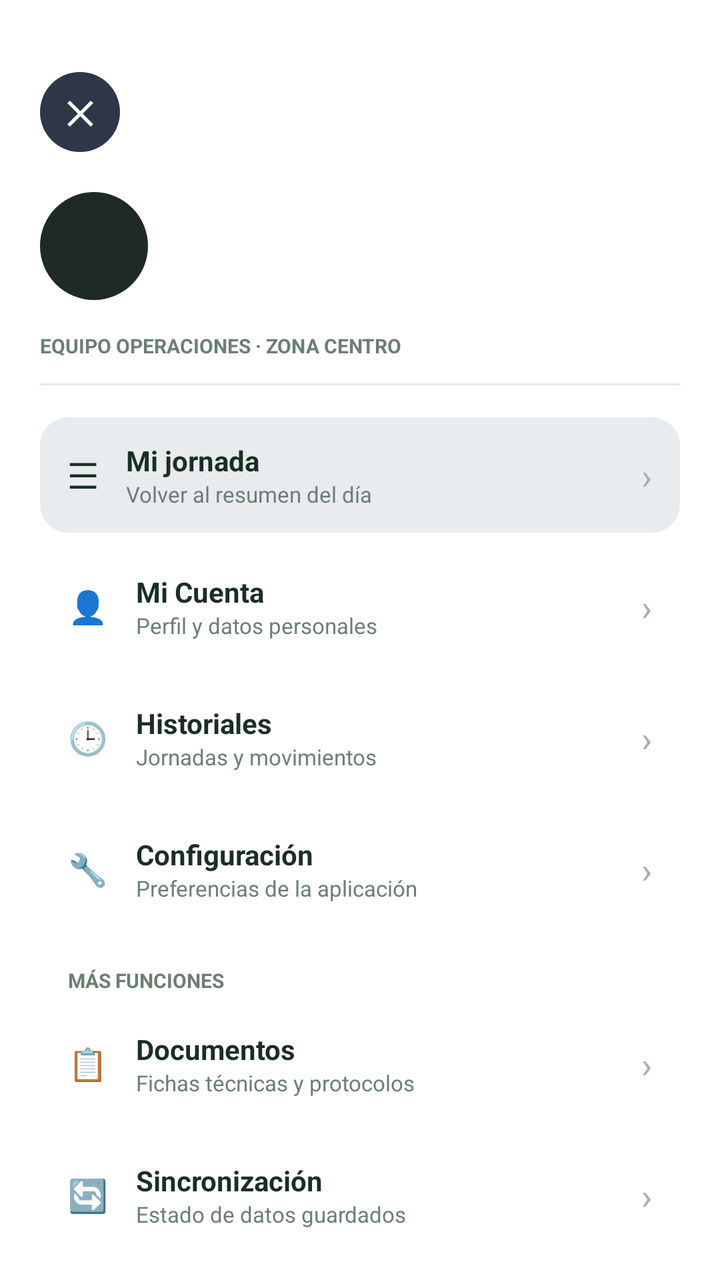
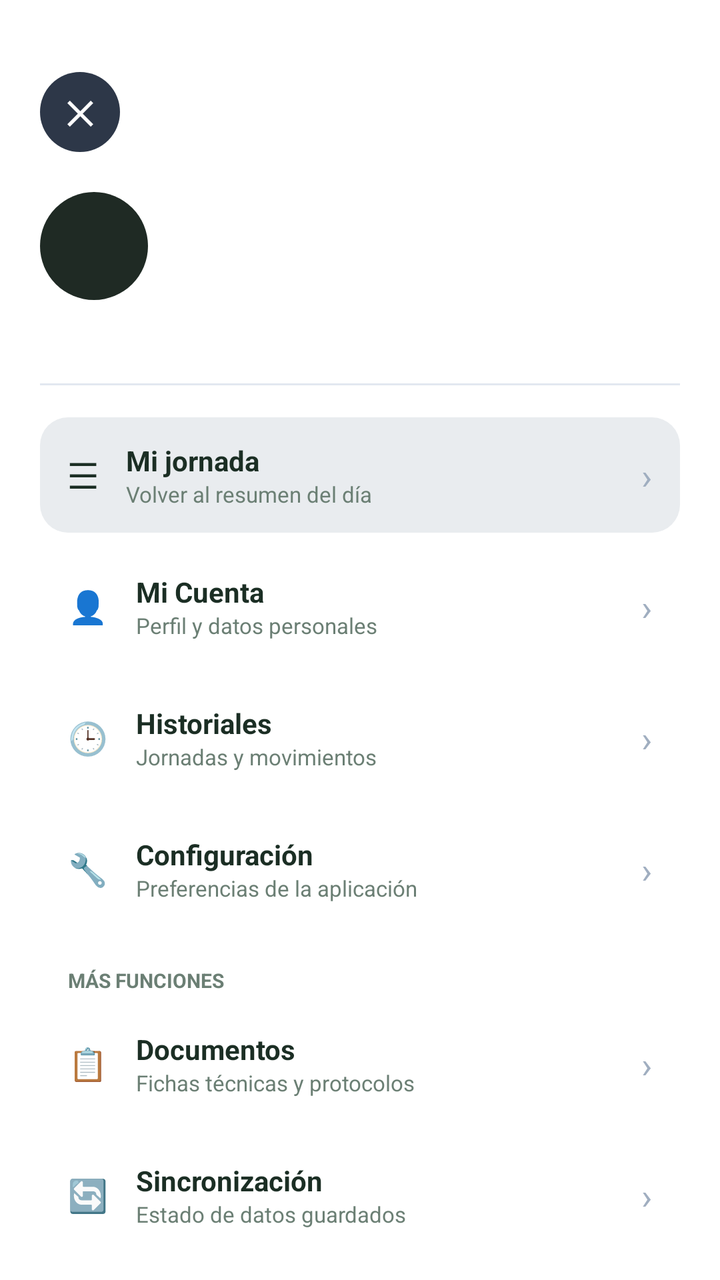

Screens rendered from an Android XML layout before and after an edit, with the pre-edit source and the edit as a unified diff.
<!-- AndroidManifest.xml: application theme Theme.DesiertoTarapaca -->
<!-- res/layout/nav_drawer_menu.xml -->
<?xml version="1.0" encoding="utf-8"?>
<LinearLayout xmlns:android="http://schemas.android.com/apk/res/android"
    android:layout_width="300dp"
    android:layout_height="match_parent"
    android:layout_gravity="start"
    android:background="#FFFFFF"
    android:orientation="vertical"
    android:paddingHorizontal="20dp"
    android:paddingTop="36dp"
    android:paddingBottom="24dp">

    <RelativeLayout
        android:id="@+id/btnCerrarDrawer"
        android:layout_width="40dp"
        android:layout_height="40dp"
        android:background="@drawable/bg_avatar_circle"
        android:backgroundTint="#2D3748"
        android:clickable="true"
        android:focusable="true">

        <TextView
            android:layout_width="wrap_content"
            android:layout_height="wrap_content"
            android:layout_centerInParent="true"
            android:text="✕"
            android:textColor="#FFFFFF"
            android:textSize="16sp"
            android:textStyle="bold" />
    </RelativeLayout>

    <LinearLayout
        android:layout_width="match_parent"
        android:layout_height="wrap_content"
        android:layout_marginTop="20dp"
        android:gravity="center_vertical"
        android:orientation="horizontal">

        <RelativeLayout
            android:layout_width="54dp"
            android:layout_height="54dp"
            android:background="@drawable/bg_avatar_circle">

            <TextView
                android:id="@+id/tvAvatarIniciales"
                android:layout_width="wrap_content"
                android:layout_height="wrap_content"
                android:layout_centerInParent="true"
                android:textColor="#FFFFFF"
                android:textSize="16sp"
                android:textStyle="bold" />
        </RelativeLayout>

        <LinearLayout
            android:layout_width="wrap_content"
            android:layout_height="wrap_content"
            android:layout_marginStart="14dp"
            android:orientation="vertical">

            <TextView
                android:id="@+id/tvNombreUsuario"
                android:layout_width="wrap_content"
                android:layout_height="wrap_content"
                android:textColor="#1B2E24"
                android:textSize="16sp"
                android:textStyle="bold" />

            <TextView
                android:id="@+id/tvCargoUsuario"
                android:layout_width="wrap_content"
                android:layout_height="wrap_content"
                android:layout_marginTop="2dp"
                android:textColor="#6B7F74"
                android:textSize="12sp" />
        </LinearLayout>
    </LinearLayout>

    <TextView
        android:layout_width="wrap_content"
        android:layout_height="wrap_content"
        android:layout_marginTop="16dp"
        android:text="EQUIPO OPERACIONES · ZONA CENTRO"
        android:textColor="#6B7F74"
        android:textSize="10sp"
        android:textStyle="bold" />

    <View
        android:layout_width="match_parent"
        android:layout_height="1dp"
        android:layout_marginTop="12dp"
        android:layout_marginBottom="16dp"
        android:background="#E2E8F0" />

    <ScrollView
        android:layout_width="match_parent"
        android:layout_height="0dp"
        android:layout_weight="1"
        android:scrollbars="none">

        <LinearLayout
            android:layout_width="match_parent"
            android:layout_height="wrap_content"
            android:orientation="vertical">

            <LinearLayout
                android:id="@+id/navItemMiJornada"
                android:layout_width="match_parent"
                android:layout_height="wrap_content"
                android:background="@drawable/bg_nav_item_selected"
                android:clickable="true"
                android:focusable="true"
                android:gravity="center_vertical"
                android:orientation="horizontal"
                android:paddingHorizontal="14dp"
                android:paddingVertical="12dp">

                <TextView
                    android:layout_width="wrap_content"
                    android:layout_height="wrap_content"
                    android:text="☰"
                    android:textColor="#1B2E24"
                    android:textSize="18sp" />

                <LinearLayout
                    android:layout_width="0dp"
                    android:layout_height="wrap_content"
                    android:layout_marginStart="14dp"
                    android:layout_weight="1"
                    android:orientation="vertical">

                    <TextView
                        android:layout_width="wrap_content"
                        android:layout_height="wrap_content"
                        android:text="Mi jornada"
                        android:textColor="#1B2E24"
                        android:textSize="14sp"
                        android:textStyle="bold" />

                    <TextView
                        android:layout_width="wrap_content"
                        android:layout_height="wrap_content"
                        android:text="Volver al resumen del día"
                        android:textColor="#6B7F74"
                        android:textSize="11sp" />
                </LinearLayout>

                <TextView
                    android:layout_width="wrap_content"
                    android:layout_height="wrap_content"
                    android:text="›"
                    android:textColor="#A0AEC0"
                    android:textSize="18sp" />
            </LinearLayout>

            <LinearLayout
                android:id="@+id/navItemMiCuenta"
                android:layout_width="match_parent"
                android:layout_height="wrap_content"
                android:layout_marginTop="8dp"
                android:clickable="true"
                android:focusable="true"
                android:gravity="center_vertical"
                android:orientation="horizontal"
                android:paddingHorizontal="14dp"
                android:paddingVertical="12dp">

                <TextView
                    android:layout_width="wrap_content"
                    android:layout_height="wrap_content"
                    android:text="👤"
                    android:textSize="16sp" />

                <LinearLayout
                    android:layout_width="0dp"
                    android:layout_height="wrap_content"
                    android:layout_marginStart="14dp"
                    android:layout_weight="1"
                    android:orientation="vertical">

                    <TextView
                        android:layout_width="wrap_content"
                        android:layout_height="wrap_content"
                        android:text="Mi Cuenta"
                        android:textColor="#1B2E24"
                        android:textSize="14sp"
                        android:textStyle="bold" />

                    <TextView
                        android:layout_width="wrap_content"
                        android:layout_height="wrap_content"
                        android:text="Perfil y datos personales"
                        android:textColor="#6B7F74"
                        android:textSize="11sp" />
                </LinearLayout>

                <TextView
                    android:layout_width="wrap_content"
                    android:layout_height="wrap_content"
                    android:text="›"
                    android:textColor="#A0AEC0"
                    android:textSize="18sp" />
            </LinearLayout>

            <LinearLayout
                android:id="@+id/navItemHistoriales"
                android:layout_width="match_parent"
                android:layout_height="wrap_content"
                android:layout_marginTop="8dp"
                android:clickable="true"
                android:focusable="true"
                android:gravity="center_vertical"
                android:orientation="horizontal"
                android:paddingHorizontal="14dp"
                android:paddingVertical="12dp">

                <TextView
                    android:layout_width="wrap_content"
                    android:layout_height="wrap_content"
                    android:text="🕒"
                    android:textSize="16sp" />

                <LinearLayout
                    android:layout_width="0dp"
                    android:layout_height="wrap_content"
                    android:layout_marginStart="14dp"
                    android:layout_weight="1"
                    android:orientation="vertical">

                    <TextView
                        android:layout_width="wrap_content"
                        android:layout_height="wrap_content"
                        android:text="Historiales"
                        android:textColor="#1B2E24"
                        android:textSize="14sp"
                        android:textStyle="bold" />

                    <TextView
                        android:layout_width="wrap_content"
                        android:layout_height="wrap_content"
                        android:text="Jornadas y movimientos"
                        android:textColor="#6B7F74"
                        android:textSize="11sp" />
                </LinearLayout>

                <TextView
                    android:layout_width="wrap_content"
                    android:layout_height="wrap_content"
                    android:text="›"
                    android:textColor="#A0AEC0"
                    android:textSize="18sp" />
            </LinearLayout>

            <LinearLayout
                android:id="@+id/navItemConfiguracion"
                android:layout_width="match_parent"
                android:layout_height="wrap_content"
                android:layout_marginTop="8dp"
                android:clickable="true"
                android:focusable="true"
                android:gravity="center_vertical"
                android:orientation="horizontal"
                android:paddingHorizontal="14dp"
                android:paddingVertical="12dp">

                <TextView
                    android:layout_width="wrap_content"
                    android:layout_height="wrap_content"
                    android:text="🔧"
                    android:textSize="16sp" />

                <LinearLayout
                    android:layout_width="0dp"
                    android:layout_height="wrap_content"
                    android:layout_marginStart="14dp"
                    android:layout_weight="1"
                    android:orientation="vertical">

                    <TextView
                        android:layout_width="wrap_content"
                        android:layout_height="wrap_content"
                        android:text="Configuración"
                        android:textColor="#1B2E24"
                        android:textSize="14sp"
                        android:textStyle="bold" />

                    <TextView
                        android:layout_width="wrap_content"
                        android:layout_height="wrap_content"
                        android:text="Preferencias de la aplicación"
                        android:textColor="#6B7F74"
                        android:textSize="11sp" />
                </LinearLayout>

                <TextView
                    android:layout_width="wrap_content"
                    android:layout_height="wrap_content"
                    android:text="›"
                    android:textColor="#A0AEC0"
                    android:textSize="18sp" />
            </LinearLayout>

            <TextView
                android:layout_width="wrap_content"
                android:layout_height="wrap_content"
                android:layout_marginStart="14dp"
                android:layout_marginTop="20dp"
                android:layout_marginBottom="6dp"
                android:text="MÁS FUNCIONES"
                android:textColor="#6B7F74"
                android:textSize="10sp"
                android:textStyle="bold" />

            <LinearLayout
                android:id="@+id/navItemDocumentos"
                android:layout_width="match_parent"
                android:layout_height="wrap_content"
                android:clickable="true"
                android:focusable="true"
                android:gravity="center_vertical"
                android:orientation="horizontal"
                android:paddingHorizontal="14dp"
                android:paddingVertical="12dp">

                <TextView
                    android:layout_width="wrap_content"
                    android:layout_height="wrap_content"
                    android:text="📋"
                    android:textSize="16sp" />

                <LinearLayout
                    android:layout_width="0dp"
                    android:layout_height="wrap_content"
                    android:layout_marginStart="14dp"
                    android:layout_weight="1"
                    android:orientation="vertical">

                    <TextView
                        android:layout_width="wrap_content"
                        android:layout_height="wrap_content"
                        android:text="Documentos"
                        android:textColor="#1B2E24"
                        android:textSize="14sp"
                        android:textStyle="bold" />

                    <TextView
                        android:layout_width="wrap_content"
                        android:layout_height="wrap_content"
                        android:text="Fichas técnicas y protocolos"
                        android:textColor="#6B7F74"
                        android:textSize="11sp" />
                </LinearLayout>

                <TextView
                    android:layout_width="wrap_content"
                    android:layout_height="wrap_content"
                    android:text="›"
                    android:textColor="#A0AEC0"
                    android:textSize="18sp" />
            </LinearLayout>

            <LinearLayout
                android:id="@+id/navItemSincronizacion"
                android:layout_width="match_parent"
                android:layout_height="wrap_content"
                android:layout_marginTop="8dp"
                android:clickable="true"
                android:focusable="true"
                android:gravity="center_vertical"
                android:orientation="horizontal"
                android:paddingHorizontal="14dp"
                android:paddingVertical="12dp">

                <TextView
                    android:layout_width="wrap_content"
                    android:layout_height="wrap_content"
                    android:text="🔄"
                    android:textSize="16sp" />

                <LinearLayout
                    android:layout_width="0dp"
                    android:layout_height="wrap_content"
                    android:layout_marginStart="14dp"
                    android:layout_weight="1"
                    android:orientation="vertical">

                    <TextView
                        android:layout_width="wrap_content"
                        android:layout_height="wrap_content"
                        android:text="Sincronización"
                        android:textColor="#1B2E24"
                        android:textSize="14sp"
                        android:textStyle="bold" />

                    <TextView
                        android:layout_width="wrap_content"
                        android:layout_height="wrap_content"
                        android:text="Estado de datos guardados"
                        android:textColor="#6B7F74"
                        android:textSize="11sp" />
                </LinearLayout>

                <TextView
                    android:layout_width="wrap_content"
                    android:layout_height="wrap_content"
                    android:text="›"
                    android:textColor="#A0AEC0"
                    android:textSize="18sp" />
            </LinearLayout>

            <LinearLayout
                android:id="@+id/navItemSoporte"
                android:layout_width="match_parent"
                android:layout_height="wrap_content"
                android:layout_marginTop="8dp"
                android:clickable="true"
                android:focusable="true"
                android:gravity="center_vertical"
                android:orientation="horizontal"
                android:paddingHorizontal="14dp"
                android:paddingVertical="12dp">

                <TextView
                    android:layout_width="wrap_content"
                    android:layout_height="wrap_content"
                    android:text="❓"
                    android:textSize="16sp" />

                <LinearLayout
                    android:layout_width="0dp"
                    android:layout_height="wrap_content"
                    android:layout_marginStart="14dp"
                    android:layout_weight="1"
                    android:orientation="vertical">

                    <TextView
                        android:layout_width="wrap_content"
                        android:layout_height="wrap_content"
                        android:text="Soporte"
                        android:textColor="#1B2E24"
                        android:textSize="14sp"
                        android:textStyle="bold" />

                    <TextView
                        android:layout_width="wrap_content"
                        android:layout_height="wrap_content"
                        android:text="Ayuda para tu trabajo en terreno"
                        android:textColor="#6B7F74"
                        android:textSize="11sp" />
                </LinearLayout>

                <TextView
                    android:layout_width="wrap_content"
                    android:layout_height="wrap_content"
                    android:text="›"
                    android:textColor="#A0AEC0"
                    android:textSize="18sp" />
            </LinearLayout>

        </LinearLayout>
    </ScrollView>

</LinearLayout>
<!-- resources referenced by this layout -->
<resources>
  <!-- drawable bg_avatar_circle (drawable) -->
  <?xml version="1.0" encoding="utf-8"?>
  <shape xmlns:android="http://schemas.android.com/apk/res/android"
      android:shape="oval">
      <solid android:color="#1F2A24" />
  </shape>
  <!-- drawable bg_nav_item_selected (drawable) -->
  <?xml version="1.0" encoding="utf-8"?>
  <shape xmlns:android="http://schemas.android.com/apk/res/android"
      android:shape="rectangle">
      <solid android:color="#E9ECEF" />
      <corners android:radius="14dp" />
  </shape>
  <style name="Theme.DesiertoTarapaca" parent="Base.Theme.DesiertoTarapaca" />
  <style name="Base.Theme.DesiertoTarapaca" parent="Theme.Material3.DayNight.NoActionBar">
          
          
      </style>
</resources>

<!-- the commit's change to res/layout/nav_drawer_menu.xml (unified diff, before → after) -->
@@ -78,7 +78,6 @@
         android:layout_width="wrap_content"
         android:layout_height="wrap_content"
         android:layout_marginTop="16dp"
-        android:text="EQUIPO OPERACIONES · ZONA CENTRO"
         android:textColor="#6B7F74"
         android:textSize="10sp"
         android:textStyle="bold" />
